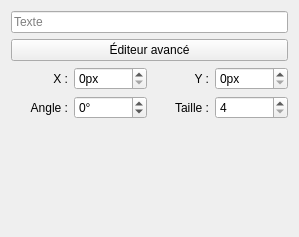
Above: sources/ui/inditextpropertieswidget.ui from qelectrotech/qelectrotech-source-mirror before the change. Below: the same form after it.
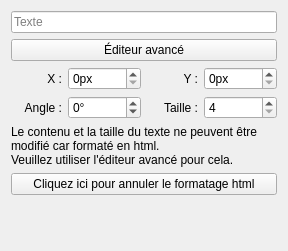
That is the form after the change.

What changed in the file:
```diff
--- a/sources/ui/inditextpropertieswidget.ui
+++ b/sources/ui/inditextpropertieswidget.ui
@@ -6,8 +6,8 @@
    <rect>
     <x>0</x>
     <y>0</y>
-    <width>299</width>
-    <height>237</height>
+    <width>288</width>
+    <height>251</height>
    </rect>
   </property>
   <property name="windowTitle">
@@ -60,14 +60,7 @@
      </property>
     </widget>
    </item>
-   <item row="0" column="0" colspan="4">
-    <widget class="QLineEdit" name="m_line_edit">
-     <property name="placeholderText">
-      <string>Texte</string>
-     </property>
-    </widget>
-   </item>
-   <item row="4" column="0">
+   <item row="6" column="0">
     <spacer name="verticalSpacer">
      <property name="orientation">
       <enum>Qt::Vertical</enum>
@@ -133,6 +126,34 @@
      </property>
     </widget>
    </item>
+   <item row="0" column="0" colspan="4">
+    <widget class="QLineEdit" name="m_line_edit">
+     <property name="placeholderText">
+      <string>Texte</string>
+     </property>
+    </widget>
+   </item>
+   <item row="4" column="0" colspan="4">
+    <widget class="QLabel" name="m_label">
+     <property name="text">
+      <string>Le contenu et la taille du texte ne peuvent être modifié car formaté en html.
+Veuillez utiliser l'éditeur avancé pour cela.</string>
+     </property>
+     <property name="scaledContents">
+      <bool>false</bool>
+     </property>
+     <property name="wordWrap">
+      <bool>true</bool>
+     </property>
+    </widget>
+   </item>
+   <item row="5" column="0" colspan="4">
+    <widget class="QPushButton" name="m_break_html_pb">
+     <property name="text">
+      <string>Cliquez ici pour annuler le formatage html</string>
+     </property>
+    </widget>
+   </item>
   </layout>
  </widget>
  <resources/>
```
Left out of the diff: 104 changed lines with no effect on the pictures.
